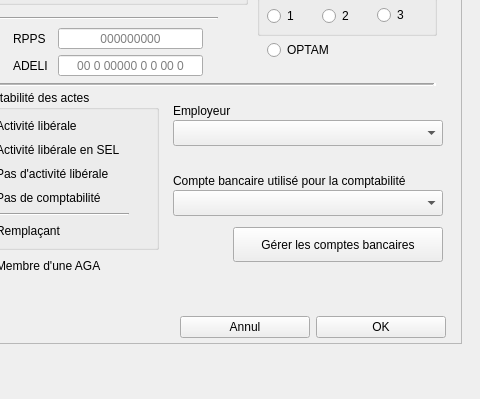
The window that Dialogs/dlg_gestionusers.ui (ukinoki/Rufus) describes before a commit, drawn with Qt 5; both pictures show x 740 to 1220 and y 211 to 610 of the 1220 by 610 pixel window.
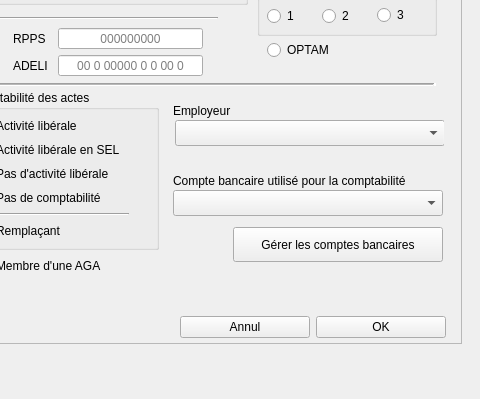
The same window after the commit. Icons and pictures are not drawn. Custom widgets are drawn as their Qt base class.

```diff
--- a/Dialogs/dlg_gestionusers.ui
+++ b/Dialogs/dlg_gestionusers.ui
@@ -696,16 +696,16 @@
          <widget class="QWidget" name="CompteComptawidget" native="true">
           <property name="geometry">
            <rect>
-            <x>190</x>
+            <x>200</x>
             <y>80</y>
-            <width>298</width>
+            <width>281</width>
             <height>51</height>
            </rect>
           </property>
           <widget class="UpComboBox" name="CompteParDefautcomboBox">
            <property name="geometry">
             <rect>
-             <x>20</x>
+             <x>10</x>
              <y>20</y>
              <width>270</width>
              <height>26</height>
@@ -715,7 +715,7 @@
           <widget class="QLabel" name="CompteComptalabel">
            <property name="geometry">
             <rect>
-             <x>20</x>
+             <x>10</x>
              <y>0</y>
              <width>271</width>
              <height>21</height>
@@ -751,16 +751,16 @@
          <widget class="QWidget" name="Employeurwidget" native="true">
           <property name="geometry">
            <rect>
-            <x>190</x>
+            <x>200</x>
             <y>10</y>
-            <width>298</width>
+            <width>281</width>
             <height>51</height>
            </rect>
           </property>
           <widget class="UpComboBox" name="EmployeurcomboBox">
            <property name="geometry">
             <rect>
-             <x>20</x>
+             <x>12</x>
              <y>20</y>
              <width>270</width>
              <height>26</height>
@@ -770,7 +770,7 @@
           <widget class="QLabel" name="Employeurlabel">
            <property name="geometry">
             <rect>
-             <x>20</x>
+             <x>10</x>
              <y>0</y>
              <width>271</width>
              <height>21</height>
```
